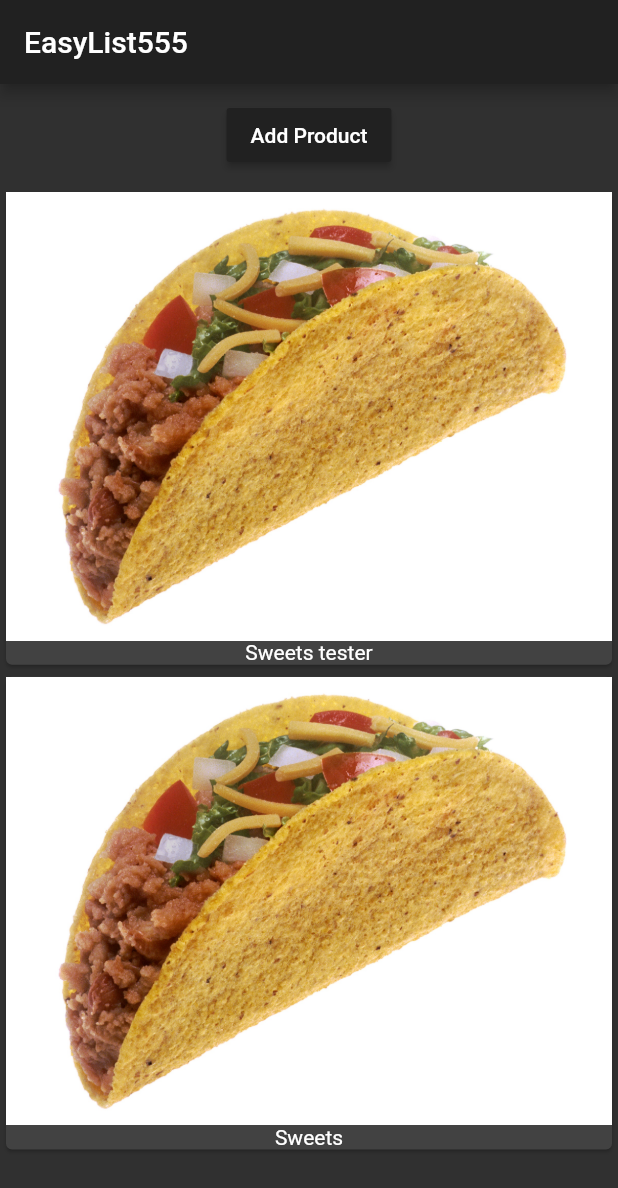
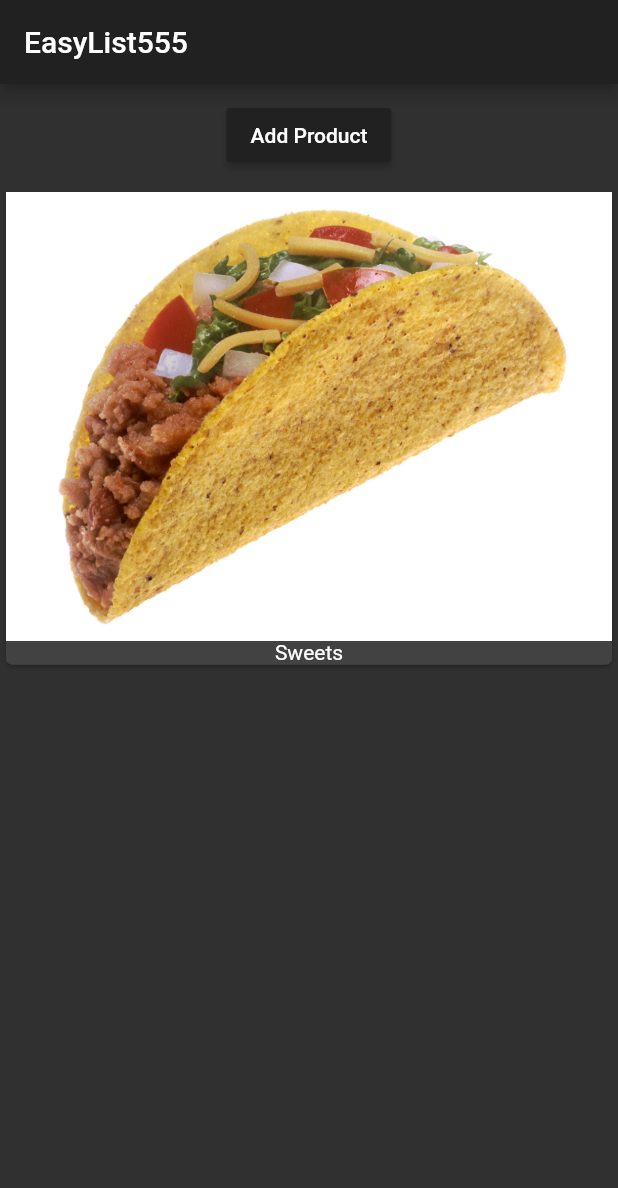
Before and after one commit to AmanuelYosief/learn-flutter, a Flutter app: the screen it shows after launch, after a tap on "Add Product", on a phone screen of 412 x 824 dp. Shown: the top 1188 px of the screen. Run offline on Flutter 3.47's test engine with Material 2 defaults, Android fonts, the light colour scheme and no system bars.

Commit message:
ListView builder, render content conditionally,

```diff
--- a/flutter_start_2/lib/main.dart
+++ b/flutter_start_2/lib/main.dart
@@ -19,7 +19,7 @@ class MyApp extends StatelessWidget {
         //  Create a package
         appBar: AppBar(
           //  Create an app bar
-          title: Text('EasyList555'),
+          title: const Text('EasyList555'),
         ),
         body: ProductManager(),
       ),
--- a/flutter_start_2/lib/product_manager.dart
+++ b/flutter_start_2/lib/product_manager.dart
@@ -10,7 +10,7 @@ class ProductManager extends StatefulWidget {
   //  it is technically separated object, so this is final
 
   // Constructor set's the default value using optional arguement
-  ProductManager({this.startingProduct = 'Sweets tester'});
+  ProductManager({this.startingProduct});
 
   // Need this for StateFulWidget
   @override
@@ -27,8 +27,11 @@ class _ProductManagerState extends State<ProductManager> {
   // To set defaultValues or actions before the base class is called.
   @override
   void initState() {
-    _products.add(widget
-        .startingProduct); // setups the default/starting value for products
+    if (widget.startingProduct != null) {
+      _products.add(widget
+          .startingProduct); // setups the default/starting value for products
+
+    }
     super.initState(); // Base class is called after initState is run
   }
 
@@ -59,7 +62,9 @@ class _ProductManagerState extends State<ProductManager> {
           // without executing it's return function '(_addProduct())'
           child: ProductControl(_addProduct),
         ),
-        Expanded (child: Products(_products)) //  Now we execute Products, which returns a column
+        Expanded(
+            child: Products(
+                _products)) //  Now we execute Products, which returns a column
       ],
     );
   }
--- a/flutter_start_2/lib/products.dart
+++ b/flutter_start_2/lib/products.dart
@@ -13,11 +13,11 @@ class Products extends StatelessWidget {
 //  optional arguement have to be wrapped with []
 //  Products([this.products = const[]]) --> data can't be changed at all
 
-  @override
-  Widget build(BuildContext context) {
-    return ListView(
-      children: products
-          .map((element) => Card(
+  Widget _buildProductItem(BuildContext context, int index) {
+    // This function returns the widget and takes two information
+    // Build context e.g. theme information and so on
+    // The index of the item
+    return Card(
       child: Column(children: <Widget>[
         // Child is the context of the card
         // Child is one widget, single widget, column is multiple widget positioned top to bottom
@@ -25,10 +25,22 @@ class Products extends StatelessWidget {
         // Widget [] is an array, allows us to add a list of data/widgets.
         //  instead   of a single data piece, this is stored in the children item, separated by a comma
         Image.asset('assets/food.jpg'),
-                  Text(element)
+        Text(products[index])
       ]),
-              ))
-          .toList(), // Can't scroll, Columns is not the right widget
+    );
+  }
+
+  @override
+  Widget build(BuildContext context) {
+    return products.length > 0
+        ? ListView.builder(
+            itemBuilder: _buildProductItem,
+            itemCount: products.length,
+            // This removes items when we don't see them
+            //  and add them when we need to see them
+          )
+        : Center(
+            child: Text("No Product found, please add some"),
           );
   }
 }
```
Lines whose indentation alone changed are shown as unchanged.
